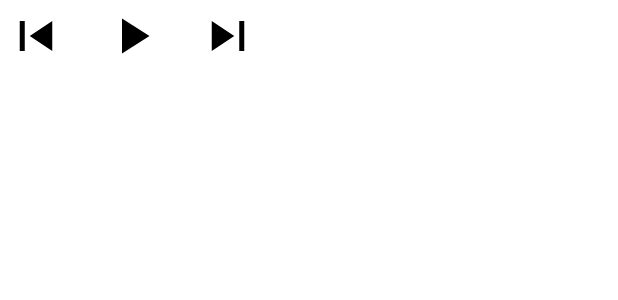
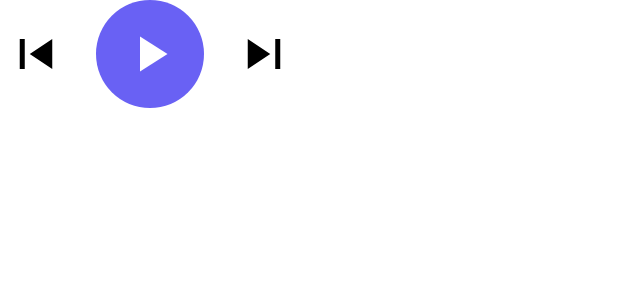
Before and after one commit to meeten/android-media3-audio-player, an Android app built with Jetpack Compose: the @Preview function PlayerControlsPausedPreview, on a phone screen of 412 x 824 dp. Shown: the top 300 px of the screen. Run offline under Robolectric (Android 15) with nearby library versions, the phone set to English and light mode, and no system bars.

Commit message:
Adapt PlayerControls for mini and full-size player layouts

```diff
--- a/app/src/main/java/com/example/mediastoreexampleapp/app/ui/MiniAudioPlayer.kt
+++ b/app/src/main/java/com/example/mediastoreexampleapp/app/ui/MiniAudioPlayer.kt
@@ -58,6 +58,7 @@ fun MiniAudioPlayer(
 
             PlayerControls(
                 isPlaying = isPlaying,
+                isMiniPlayer = true,
                 onPrevious = onPrevious,
                 onPause = onPause,
                 onPlay = onPlay,
--- a/app/src/main/java/com/example/mediastoreexampleapp/presentation/player/PlayerControls.kt
+++ b/app/src/main/java/com/example/mediastoreexampleapp/presentation/player/PlayerControls.kt
@@ -1,14 +1,21 @@
 package com.example.mediastoreexampleapp.presentation.player
 
 import androidx.compose.foundation.Image
+import androidx.compose.foundation.background
+import androidx.compose.foundation.clickable
 import androidx.compose.foundation.layout.Arrangement
+import androidx.compose.foundation.layout.Box
 import androidx.compose.foundation.layout.Row
 import androidx.compose.foundation.layout.Spacer
+import androidx.compose.foundation.layout.size
 import androidx.compose.foundation.layout.width
+import androidx.compose.foundation.shape.CircleShape
+import androidx.compose.material3.Icon
 import androidx.compose.material3.IconButton
 import androidx.compose.runtime.Composable
 import androidx.compose.ui.Alignment
 import androidx.compose.ui.Modifier
+import androidx.compose.ui.graphics.Color
 import androidx.compose.ui.res.painterResource
 import androidx.compose.ui.tooling.preview.Preview
 import androidx.compose.ui.unit.dp
@@ -19,6 +26,7 @@ import com.example.mediastoreexampleapp.ui.theme.MediaStoreExampleAppTheme
 fun PlayerControls(
     modifier: Modifier = Modifier,
     isPlaying: Boolean,
+    isMiniPlayer: Boolean,
     onPrevious: () -> Unit,
     onPause: () -> Unit,
     onPlay: () -> Unit,
@@ -33,26 +41,48 @@ fun PlayerControls(
             Image(
                 painter = painterResource(R.drawable.ic_skip_previous),
                 contentDescription = null,
+                modifier = Modifier.size(if (isMiniPlayer) 28.dp else 48.dp)
             )
         }
 
-        Spacer(modifier = Modifier.width(16.dp))
+        Spacer(modifier = Modifier.width(if (isMiniPlayer) 8.dp else 16.dp))
 
-        IconButton(onClick = { if(isPlaying) onPause() else onPlay() }) {
-            Image(
-                painter =
-                    if (isPlaying) painterResource(R.drawable.ic_pause)
-                    else painterResource(R.drawable.ic_play_arrow),
-                contentDescription = null
-            )
+        if (isMiniPlayer) {
+            IconButton(onClick = { if (isPlaying) onPause() else onPlay() }) {
+                Image(
+                    painter =
+                        if (isPlaying) painterResource(R.drawable.ic_pause)
+                        else painterResource(R.drawable.ic_play_arrow),
+                    contentDescription = null,
+                    modifier = Modifier.size(if (isMiniPlayer) 28.dp else 40.dp)
+                )
+            }
+        } else {
+            Box(
+                modifier = Modifier
+                    .size(72.dp)
+                    .background(color = Color(0XFF6961f4), shape = CircleShape)
+                    .clickable { if (isPlaying) onPause() else onPlay() },
+                contentAlignment = Alignment.Center
+            ) {
+                Icon(
+                    painter =
+                        if (isPlaying) painterResource(R.drawable.ic_pause)
+                        else painterResource(R.drawable.ic_play_arrow),
+                    contentDescription = null,
+                    tint = Color.White
+                )
+            }
         }
 
-        Spacer(modifier = Modifier.width(16.dp))
+
+        Spacer(modifier = Modifier.width(if (isMiniPlayer) 8.dp else 16.dp))
 
         IconButton(onClick = onNext) {
             Image(
                 painter = painterResource(R.drawable.ic_skip_next),
                 contentDescription = null,
+                modifier = Modifier.size(if (isMiniPlayer) 28.dp else 48.dp)
             )
         }
     }
@@ -64,6 +94,7 @@ private fun PlayerControlsPlayingPreview() {
     MediaStoreExampleAppTheme {
         PlayerControls(
             isPlaying = true,
+            isMiniPlayer = true,
             onPrevious = {},
             onPause = {},
             onPlay = {},
@@ -78,6 +109,7 @@ private fun PlayerControlsPausedPreview() {
     MediaStoreExampleAppTheme {
         PlayerControls(
             isPlaying = false,
+            isMiniPlayer = false,
             onPrevious = {},
             onPause = {},
             onPlay = {},
--- a/app/src/main/java/com/example/mediastoreexampleapp/presentation/player/PlayerScreen.kt
+++ b/app/src/main/java/com/example/mediastoreexampleapp/presentation/player/PlayerScreen.kt
@@ -178,6 +178,7 @@ fun PlayerScreen(
         PlayerControls(
             modifier = Modifier.fillMaxWidth(),
             isPlaying = isPlaying,
+            isMiniPlayer = false,
             onPrevious = onPrevious,
             onPause = onPause,
             onPlay = onPlay,
```
